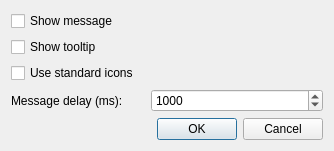
This is src/plugins/General/statusicon/settingsdialog.ui in ksv1986/qmmp-staging as Qt 5 draws it before an edit. The edited form follows.
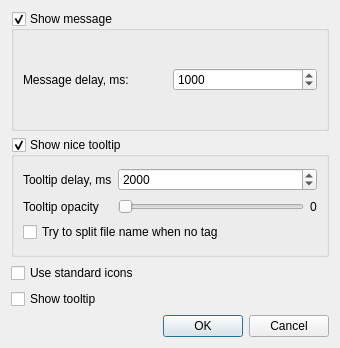
This is the edited form.

Commit message: added status icon popup message (patch by Artur Guzik)

What changed in the file:
```diff
--- a/src/plugins/General/statusicon/settingsdialog.ui
+++ b/src/plugins/General/statusicon/settingsdialog.ui
@@ -6,55 +6,15 @@
    <rect>
     <x>0</x>
     <y>0</y>
-    <width>278</width>
-    <height>146</height>
+    <width>340</width>
+    <height>348</height>
    </rect>
   </property>
   <property name="windowTitle">
    <string>Status Icon Plugin Settings</string>
   </property>
   <layout class="QGridLayout" name="gridLayout">
-   <item row="0" column="0" colspan="2">
-    <widget class="QCheckBox" name="messageCheckBox">
-     <property name="text">
-      <string>Show message</string>
-     </property>
-    </widget>
-   </item>
-   <item row="1" column="0" rowspan="2" colspan="2">
-    <widget class="QCheckBox" name="toolTipCheckBox">
-     <property name="text">
-      <string>Show tooltip</string>
-     </property>
-    </widget>
-   </item>
-   <item row="4" column="0" colspan="2">
-    <widget class="QLabel" name="label_3">
-     <property name="text">
-      <string>Message delay (ms):</string>
-     </property>
-     <property name="alignment">
-      <set>Qt::AlignLeading|Qt::AlignLeft|Qt::AlignVCenter</set>
-     </property>
-    </widget>
-   </item>
-   <item row="4" column="2" colspan="2">
-    <widget class="QSpinBox" name="messageDelaySpinBox">
-     <property name="minimum">
-      <number>100</number>
-     </property>
-     <property name="maximum">
-      <number>10000</number>
-     </property>
-     <property name="singleStep">
-      <number>100</number>
-     </property>
-     <property name="value">
-      <number>1000</number>
-     </property>
-    </widget>
-   </item>
-   <item row="5" column="0" colspan="3">
+   <item row="14" column="0" colspan="3">
     <spacer>
      <property name="orientation">
       <enum>Qt::Horizontal</enum>
@@ -67,7 +27,7 @@
      </property>
     </spacer>
    </item>
-   <item row="5" column="3">
+   <item row="14" column="3">
     <widget class="QDialogButtonBox" name="buttonBox">
      <property name="sizePolicy">
       <sizepolicy hsizetype="Maximum" vsizetype="Fixed">
@@ -80,7 +40,124 @@
      </property>
     </widget>
    </item>
-   <item row="3" column="0">
+   <item row="9" column="0" colspan="4">
+    <widget class="QGroupBox" name="niceTooltipGroupBox">
+     <property name="title">
+      <string>Show nice tooltip</string>
+     </property>
+     <property name="checkable">
+      <bool>true</bool>
+     </property>
+     <layout class="QGridLayout" name="gridLayout_2">
+      <item row="1" column="0">
+       <widget class="QLabel" name="niceTooltipDelayLabel">
+        <property name="text">
+         <string>Tooltip delay, ms</string>
+        </property>
+       </widget>
+      </item>
+      <item row="1" column="1" colspan="2">
+       <widget class="QSpinBox" name="niceTooltipDelaySpinBox">
+        <property name="maximum">
+         <number>10000</number>
+        </property>
+        <property name="singleStep">
+         <number>500</number>
+        </property>
+        <property name="value">
+         <number>2000</number>
+        </property>
+       </widget>
+      </item>
+      <item row="2" column="0">
+       <widget class="QLabel" name="niceTooltipOpacityLabel">
+        <property name="text">
+         <string>Tooltip opacity</string>
+        </property>
+       </widget>
+      </item>
+      <item row="2" column="1">
+       <widget class="QSlider" name="niceTooltipOpacitySlider">
+        <property name="maximum">
+         <number>100</number>
+        </property>
+        <property name="orientation">
+         <enum>Qt::Horizontal</enum>
+        </property>
+        <property name="tickPosition">
+         <enum>QSlider::NoTicks</enum>
+        </property>
+       </widget>
+      </item>
+      <item row="2" column="2">
+       <widget class="QLabel" name="niceTooltipOpacityValueLabel">
+        <property name="sizePolicy">
+         <sizepolicy hsizetype="Maximum" vsizetype="Preferred">
+          <horstretch>3</horstretch>
+          <verstretch>0</verstretch>
+         </sizepolicy>
+        </property>
+        <property name="text">
+         <string>0</string>
+        </property>
+       </widget>
+      </item>
+      <item row="3" column="0" colspan="2">
+       <widget class="QCheckBox" name="niceTooltipSplitCheckBox">
+        <property name="text">
+         <string>Try to split file name when no tag</string>
+        </property>
+       </widget>
+      </item>
+     </layout>
+    </widget>
+   </item>
+   <item row="7" column="0" colspan="4">
+    <widget class="QGroupBox" name="messageGroupBox">
+     <property name="title">
+      <string>Show message</string>
+     </property>
+     <property name="checkable">
+      <bool>true</bool>
+     </property>
+     <layout class="QGridLayout" name="gridLayout_3">
+      <item row="0" column="0">
+       <widget class="QLabel" name="label_3">
+        <property name="text">
+         <string>Message delay, ms:</string>
+        </property>
+        <property name="alignment">
+         <set>Qt::AlignLeading|Qt::AlignLeft|Qt::AlignVCenter</set>
+        </property>
+       </widget>
+      </item>
+      <item row="0" column="1">
+       <widget class="QSpinBox" name="messageDelaySpinBox">
+        <property name="minimum">
+         <number>100</number>
+        </property>
+        <property name="maximum">
+         <number>10000</number>
+        </property>
+        <property name="singleStep">
+         <number>100</number>
+        </property>
+        <property name="value">
+         <number>1000</number>
+        </property>
+       </widget>
+      </item>
+     </layout>
+    </widget>
+   </item>
+   <item row="13" column="0">
+    <widget class="QCheckBox" name="toolTipCheckBox">
+     <property name="text">
+      <string>Show tooltip</string>
+     </property>
+    </widget>
+   </item>
+   <item row="12" column="0">
     <widget class="QCheckBox" name="standardIconsCheckBox">
      <property name="text">
       <string>Use standard icons</string>
```
The commit also changes 13 other files.
